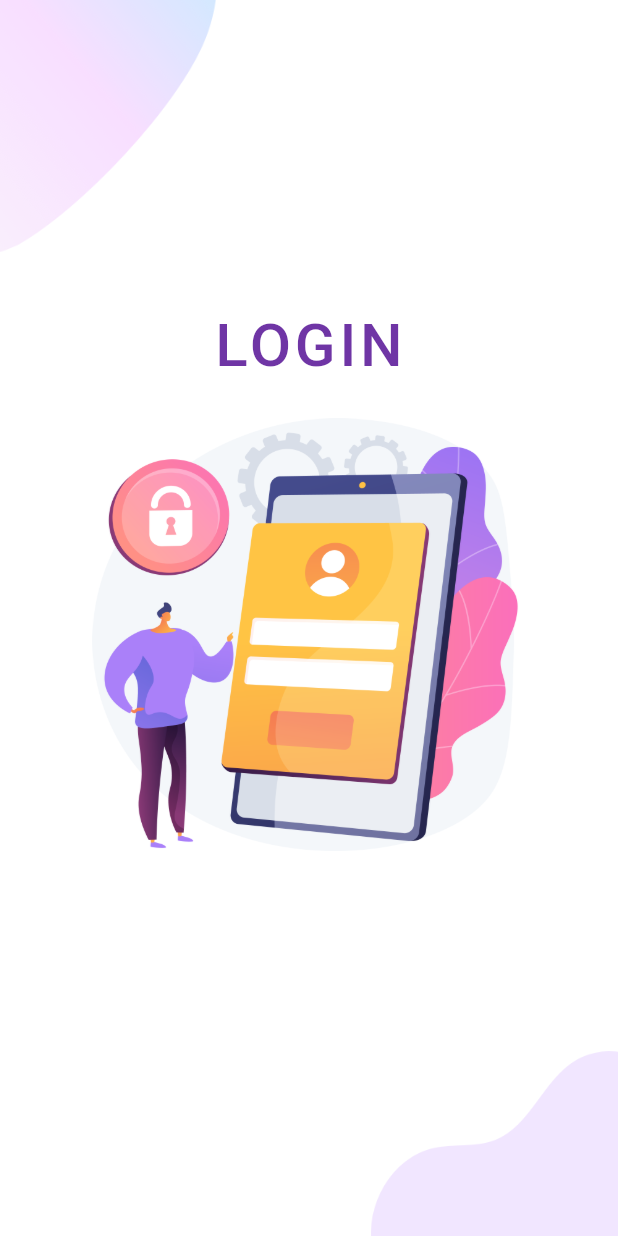
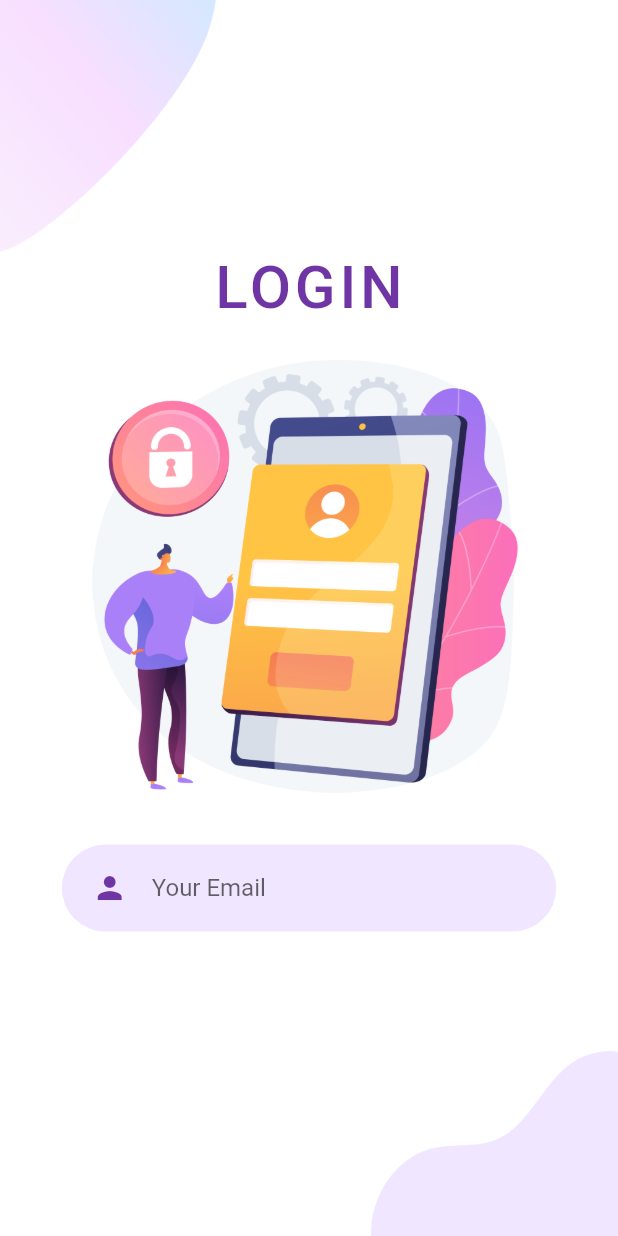
Before and after one commit to Ankit-jailwal/Employee-Emergency-App, a Flutter app: the screen it shows after launch, on a phone screen of 412 x 824 dp. Run offline on Flutter 3.47's test engine with Material 2 defaults, Android fonts, the phone set to English and light mode, and no system bars; our stand-ins replace animated_splash_screen; missing offline and left inert: move_to_background; Roboto replaces fonts that are missing (hacked).

Commit message:
Added Email textfield

```diff
--- a/lib/screens/signIn/components/body.dart
+++ b/lib/screens/signIn/components/body.dart
@@ -1,3 +1,4 @@
+import 'package:emergencyapp/constant.dart';
 import 'package:flutter/material.dart';
 
 class Body extends StatefulWidget {
@@ -8,8 +9,6 @@ class Body extends StatefulWidget {
 }
 
 class _BodyState extends State<Body> {
-  bool _isSigningIn = false;
-
   @override
   Widget build(BuildContext context) {
     Size size = MediaQuery.of(context).size;
@@ -49,7 +48,26 @@ class _BodyState extends State<Body> {
                   height: size.height * 0.35,
                 ),
                 SizedBox(height: size.height * 0.03),
-
+              Container(
+                margin: EdgeInsets.symmetric(vertical: 10),
+                padding: EdgeInsets.symmetric(horizontal: 20, vertical: 5),
+                width: size.width * 0.8,
+                decoration: BoxDecoration(
+                  color: kPrimaryLightColor,
+                  borderRadius: BorderRadius.circular(29),
+                ),
+                child:  TextField(
+                    cursorColor: kPrimaryColor,
+                    decoration: InputDecoration(
+                      icon: Icon(
+                        Icons.person,
+                        color: kPrimaryColor,
+                      ),
+                      hintText: "Your Email",
+                      border: InputBorder.none,
+                    ),
+                ),
+              ),
                 SizedBox(height: size.height * 0.03),
 
               ],
```
Also changed, not shown: lib/components/textFieldContainer.dart (deleted, +0 -25 lines).
